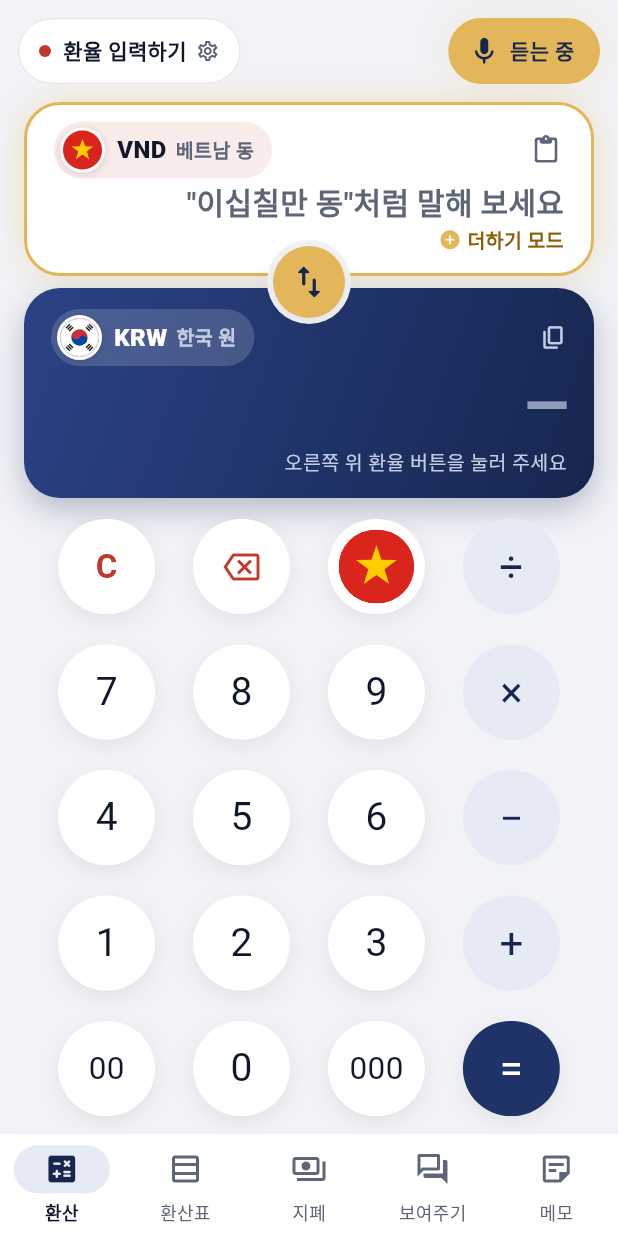
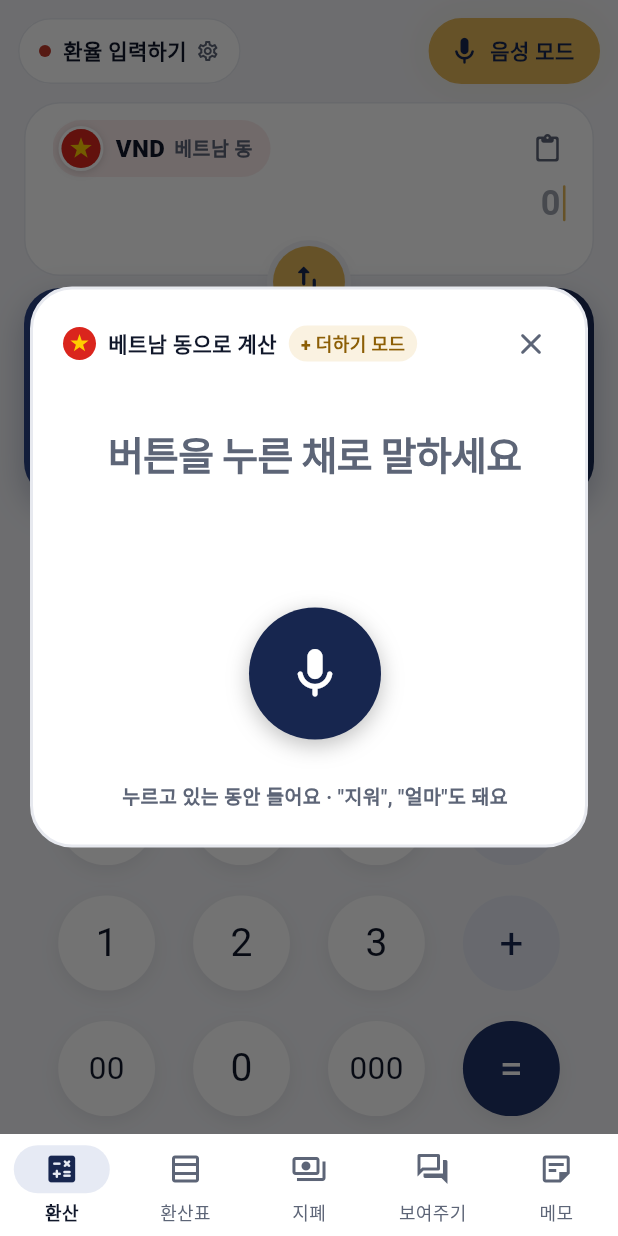
Before and after one commit to hee6635/Currency, a Flutter app: the screen it shows after launch, after a tap on "말로 입력", on a phone screen of 412 x 824 dp. Run offline on Flutter 3.47's test engine with Material 3 defaults, Android fonts, the phone set to English and light mode, and no system bars; our stand-ins replace shared_preferences, speech_to_text; network calls fail.

Commit message:
음성 입력을 무전기 방식으로 (시안)
- "말로 입력"을 누르면 음성 모드 창이 열려 있고, 큰 버튼을 누르고 있는 동안만 듣는다.
  손을 떼면 바로 반영하고 창에 크게 표시 ("50,000", "+ 25,000")
- 음성인식이 실제로 준비되면 진동 + "말하세요" 안내 (첫 글자 잘림 방지)
- 창에 지금까지의 식, 합계, 원화 금액, 더하기 모드 표시. X나 바깥을 누르면 닫힘
- 손을 뗀 뒤 마지막 인식 결과를 최대 1.2초 기다렸다 반영
- 3초 뒤 사라지던 확인 창은 음성 모드 창으로 대체

Co-Authored-By: Claude Opus 5.5 <noreply@anthropic.com>
Claude-Session: https://claude.ai/code/session_01BF3QGQfAiwtZXxjRey9N4Z

```diff
--- a/flutter_app/lib/core/voice.dart
+++ b/flutter_app/lib/core/voice.dart
@@ -7,6 +7,7 @@ class VoiceInput {
   final _stt = SpeechToText();
   bool _ready = false;
   void Function()? _onDone;
+  void Function()? _onReady;
   void Function(String)? _onError;
 
   bool get isListening => _stt.isListening;
@@ -16,8 +17,10 @@ class VoiceInput {
     required void Function(String text, bool isFinal) onText,
     required void Function() onDone,
     required void Function(String message) onError,
+    void Function()? onReady,
   }) async {
     _onDone = onDone;
+    _onReady = onReady;
     _onError = onError;
     if (!_ready) {
       try {
@@ -30,8 +33,9 @@ class VoiceInput {
     await _stt.listen(
       listenOptions: SpeechListenOptions(
         localeId: 'ko_KR',
-        listenFor: const Duration(seconds: 12),
-        pauseFor: const Duration(seconds: 2),
+        // 무전기 방식: 버튼을 떼면 멈추므로 넉넉하게
+        listenFor: const Duration(seconds: 60),
+        pauseFor: const Duration(seconds: 30),
         partialResults: true,
         cancelOnError: true,
         listenMode: ListenMode.dictation,
@@ -45,6 +49,7 @@ class VoiceInput {
   Future<void> stop() => _stt.stop();
 
   void _status(String status) {
+    if (status == SpeechToText.listeningStatus) _onReady?.call();
     if (status == SpeechToText.doneStatus ||
         status == SpeechToText.notListeningStatus) {
       _onDone?.call();
--- a/flutter_app/lib/state/app_state.dart
+++ b/flutter_app/lib/state/app_state.dart
@@ -2,6 +2,7 @@ import 'dart:async';
 import 'dart:convert';
 
 import 'package:flutter/foundation.dart';
+import 'package:flutter/services.dart';
 import 'package:shared_preferences/shared_preferences.dart';
 
 import '../core/money.dart';
@@ -146,47 +147,97 @@ class AppState extends ChangeNotifier {
   // ---- 음성 입력 ----
 
   VoiceInput? _voice;
+
+  /// 음성 모드(네모 창)가 열려 있는지
+  bool voiceMode = false;
+
+  /// 버튼을 누르고 있는 동안 true
   bool listening = false;
+
+  /// 음성인식이 실제로 듣기 시작했는지 (이때 진동, "말하세요")
+  bool voiceReady = false;
   String heard = '';
+  bool _released = false;
+  bool _applied = false;
+  Timer? _releaseTimer;
+  void Function()? _finish;
 
-  /// 마이크 버튼: 듣는 중이면 멈추고, 아니면 듣기 시작.
-  /// 끝나면 말한 금액을 입력하고, "원"/"동"이라고 했으면 방향도 맞춘다.
-  /// 알려줄 말(오류, 못 알아들음)은 [onMessage]로.
-  Future<void> toggleVoice(void Function(String) onMessage) async {
+  void openVoice() {
+    voiceMode = true;
+    notice = null;
+    notifyListeners();
+  }
+
+  void closeVoice() {
+    if (listening) releaseTalk();
+    voiceMode = false;
+    notifyListeners();
+  }
+
+  /// 무전기 방식: 누르는 순간 듣기 시작
+  Future<void> pressTalk(void Function(String) onMessage) async {
+    if (listening) return;
     final voice = _voice ??= VoiceInput();
-    if (listening) {
-      await voice.stop();
-      return;
-    }
     listening = true;
+    voiceReady = false;
     heard = '';
+    _released = false;
+    _applied = false;
     notifyListeners();
-    var applied = false;
+
     void finish() {
-      if (!listening) return;
+      if (_applied) return;
+      _applied = true;
+      _releaseTimer?.cancel();
       listening = false;
-      if (!applied && heard.isNotEmpty) {
-        applied = true;
+      voiceReady = false;
+      if (heard.isNotEmpty) {
         final msg = applyHeard(heard);
         if (msg != null) onMessage(msg);
       }
       notifyListeners();
     }
 
+    _finish = finish;
     final err = await voice.start(
+      onReady: () {
+        voiceReady = true;
+        HapticFeedback.mediumImpact();
+        notifyListeners();
+      },
       onText: (text, isFinal) {
         heard = text;
         notifyListeners();
-        if (isFinal) finish();
+        if (isFinal && _released) finish();
       },
+      // 손을 떼기 전에 음성인식이 스스로 끝나면(오래 조용함) 그때까지 들은 것 반영
       onDone: finish,
-      onError: onMessage,
+      onError: (m) {
+        onMessage(m);
+        finish();
+      },
     );
     if (err != null) {
       listening = false;
+      _applied = true;
       notifyListeners();
       onMessage(err);
+    } else if (_released) {
+      // 시작이 끝나기 전에 이미 손을 뗀 경우
+      await voice.stop();
     }
+  }
+
+  /// 손을 떼면 멈추고, 마지막 인식 결과를 잠깐(최대 1.2초) 기다렸다 반영
+  void releaseTalk() {
+    if (!listening || _released) return;
+    _released = true;
+    _voice?.stop();
+    _releaseTimer?.cancel();
+    _releaseTimer = Timer(
+      const Duration(milliseconds: 1200),
+      () => _finish?.call(),
+    );
   }
 
   /// 말로 한 문장을 금액으로 넣기. 금액이 없으면 false.
@@ -201,20 +252,16 @@ class AppState extends ChangeNotifier {
     return step.message;
   }
 
-  // ---- 말한 내용 확인 화면 (3초 동안 크게) ----
+  // ---- 음성 모드 창에 크게 보여줄 마지막 내용 ----
 
   VoiceNotice? notice;
-  Timer? _noticeTimer;
   int _noticeId = 0;
 
   void _showNotice(String headline) {
     notice = VoiceNotice(++_noticeId, headline);
-    _noticeTimer?.cancel();
-    _noticeTimer = Timer(const Duration(seconds: 3), dismissNotice);
   }
 
   void dismissNotice() {
-    _noticeTimer?.cancel();
     if (notice == null) return;
     notice = null;
     notifyListeners();
--- a/flutter_app/lib/ui/convert_page.dart
+++ b/flutter_app/lib/ui/convert_page.dart
@@ -4,6 +4,7 @@ import 'package:flutter/material.dart';
 import 'package:flutter/services.dart';
 
 import '../core/money.dart';
+import '../state/app_state.dart';
 import 'common.dart';
 import 'motion.dart';
 import 'rate_sheet.dart';
@@ -18,7 +19,8 @@ class ConvertPage extends StatelessWidget {
       children: [
         _convertBody(),
         // 말로 입력한 뒤 3초 동안 크게 보여주는 확인 화면
-        const Positioned.fill(child: _VoiceNoticeOverlay()),
+        // 음성 모드: 네모 창이 떠 있고, 버튼을 누르고 있는 동안만 듣는다
+        const Positioned.fill(child: _VoicePanel()),
       ],
     );
   }
@@ -304,21 +306,21 @@ class _MicButtonState extends State<_MicButton>
   Widget build(BuildContext context) {
     final s = AppScope.of(context);
     final p = context.palette;
-    if (s.listening && !_pulse.isAnimating) {
+    if (s.voiceMode && !_pulse.isAnimating) {
       _pulse.repeat(reverse: true);
-    } else if (!s.listening && _pulse.isAnimating) {
+    } else if (!s.voiceMode && _pulse.isAnimating) {
       _pulse.stop();
       _pulse.value = 0;
     }
     return Semantics(
       button: true,
-      label: s.listening ? '음성 입력 멈추기' : '말로 금액 입력하기',
+      label: s.voiceMode ? '음성 입력 멈추기' : '말로 금액 입력하기',
       excludeSemantics: true,
       child: GestureDetector(
         behavior: HitTestBehavior.opaque,
         onTap: () {
           HapticFeedback.mediumImpact();
-          s.toggleVoice((m) => toast(context, m));
+          s.voiceMode ? s.closeVoice() : s.openVoice();
         },
         child: AnimatedBuilder(
           animation: _pulse,
@@ -329,10 +331,10 @@ class _MicButtonState extends State<_MicButton>
               height: 44,
               padding: const EdgeInsets.fromLTRB(12, 0, 16, 0),
               decoration: BoxDecoration(
-                color: s.listening ? p.gold : p.surface,
+                color: s.voiceMode ? p.gold : p.surface,
                 borderRadius: BorderRadius.circular(999),
-                border: Border.all(color: s.listening ? p.gold : p.line),
-                boxShadow: s.listening
+                border: Border.all(color: s.voiceMode ? p.gold : p.line),
+                boxShadow: s.voiceMode
                     ? [
                         // 듣는 중: 둘레가 숨 쉬듯 퍼진다
                         BoxShadow(
@@ -347,17 +349,17 @@ class _MicButtonState extends State<_MicButton>
                 mainAxisSize: MainAxisSize.min,
                 children: [
                   Icon(
-                    s.listening ? Icons.mic_rounded : Icons.mic_none_rounded,
+                    s.voiceMode ? Icons.mic_rounded : Icons.mic_none_rounded,
                     size: 22,
-                    color: s.listening ? p.navy : p.ink,
+                    color: s.voiceMode ? p.navy : p.ink,
                   ),
                   const SizedBox(width: 6),
                   Text(
-                    s.listening ? '듣는 중' : '말로 입력',
+                    s.voiceMode ? '음성 모드' : '말로 입력',
                     style: TextStyle(
                       fontSize: 14,
                       fontWeight: FontWeight.w700,
-                      color: s.listening ? p.navy : p.ink,
+                      color: s.voiceMode ? p.navy : p.ink,
                     ),
                   ),
                 ],
@@ -370,111 +372,171 @@ class _MicButtonState extends State<_MicButton>
   }
 }
 
-/// 말로 입력한 내용을 화면 가운데에 크게 띄웠다가, 3초 뒤 입력 카드 쪽으로
-/// 작아지며 사라진다. 누르면 바로 닫힌다.
-class _VoiceNoticeOverlay extends StatelessWidget {
-  const _VoiceNoticeOverlay();
+/// 음성 모드 창 (무전기 방식).
+/// 가운데 네모 창에 지금까지의 식과 합계가 크게 보이고,
+/// 아래 큰 버튼을 누르고 있는 동안만 듣는다. 떼면 반영.
+class _VoicePanel extends StatelessWidget {
+  const _VoicePanel();
 
   @override
   Widget build(BuildContext context) {
     final s = AppScope.of(context);
     final p = context.palette;
-    final n = s.notice;
-    final total = s.inputValue;
-    final r = s.resultValue;
-    final summary = n == null
-        ? ''
-        : [
-            if (s.expr.isNotEmpty &&
-                operators.contains(s.expr[s.expr.length - 1]))
-              '${prettyExpr(s.expr)} …'
-            else if (hasOperator(s.expr))
-              '${prettyExpr(s.expr)} = ${total == null ? '—' : fmt(total)}${s.from.unit}'
-            else if (s.expr.isNotEmpty)
-              '${prettyExpr(s.expr)}${s.from.unit}',
-            if (r != null && s.expr.isNotEmpty)
-              '≈ ${fmt(r)}${s.from.other.unit}',
-          ].join('\n');
-
+    final open = s.voiceMode;
     return IgnorePointer(
-      ignoring: n == null,
+      ignoring: !open,
+      child: AnimatedOpacity(
+        duration: const Duration(milliseconds: 200),
+        opacity: open ? 1 : 0,
         child: GestureDetector(
           behavior: HitTestBehavior.opaque,
-        onTap: s.dismissNotice,
-        child: AnimatedContainer(
-          duration: const Duration(milliseconds: 250),
-          color: Colors.black.withValues(alpha: n == null ? 0 : 0.45),
+          onTap: s.closeVoice, // 바깥 누르면 닫힘
+          child: Container(
+            color: Colors.black.withValues(alpha: 0.55),
             alignment: Alignment.center,
-          child: AnimatedSwitcher(
-            duration: const Duration(milliseconds: 380),
-            reverseDuration: const Duration(milliseconds: 420),
-            transitionBuilder: (child, a) {
-              final entering = child.key == ValueKey(n?.id);
-              if (entering) {
-                // 확대되듯 튀어나옴
-                return FadeTransition(
-                  opacity: a,
-                  child: ScaleTransition(
-                    scale: Tween(
-                      begin: 0.55,
-                      end: 1.0,
-                    ).chain(CurveTween(curve: Curves.easeOutBack)).animate(a),
-                    child: child,
+            padding: const EdgeInsets.symmetric(horizontal: 20),
+            child: AnimatedScale(
+              duration: const Duration(milliseconds: 260),
+              curve: Curves.easeOutBack,
+              scale: open ? 1 : 0.85,
+              child: GestureDetector(
+                onTap: () {}, // 창 안쪽은 닫히지 않게
+                child: _panelCard(context, s, p),
+              ),
+            ),
+          ),
+        ),
       ),
     );
   }
-              // 입력 카드 쪽(위)으로 작아지며 들어감
-              return FadeTransition(
-                opacity: a,
-                child: SlideTransition(
-                  position: Tween(
-                    begin: const Offset(0, -1.6),
-                    end: Offset.zero,
-                  ).chain(CurveTween(curve: Curves.easeInCubic)).animate(a),
-                  child: ScaleTransition(
-                    scale: Tween(begin: 0.3, end: 1.0).animate(a),
-                    child: child,
-                  ),
-                ),
-              );
-            },
-            child: n == null
-                ? const SizedBox.shrink(key: ValueKey('none'))
-                : Container(
-                    key: ValueKey(n.id),
-                    margin: const EdgeInsets.symmetric(horizontal: 24),
-                    padding: const EdgeInsets.fromLTRB(28, 24, 28, 22),
+
+  Widget _panelCard(BuildContext context, AppState s, Palette p) {
+    final total = s.inputValue;
+    final r = s.resultValue;
+    final endsWithOp =
+        s.expr.isNotEmpty && operators.contains(s.expr[s.expr.length - 1]);
+    final exprLine = s.expr.isEmpty
+        ? ''
+        : endsWithOp
+        ? '${prettyExpr(s.expr)} …'
+        : hasOperator(s.expr)
+        ? '${prettyExpr(s.expr)} = ${total == null ? '—' : fmt(total)}${s.from.unit}'
+        : '${prettyExpr(s.expr)}${s.from.unit}';
+
+    // 가운데 큰 글자: 듣는 중이면 들리는 말, 아니면 마지막으로 반영한 내용
+    final String big;
+    final bool bigMuted;
+    if (s.listening) {
+      big = s.heard.isNotEmpty
+          ? '${s.heard}…'
+          : (s.voiceReady ? '말하세요' : '준비 중…');
+      bigMuted = s.heard.isEmpty;
+    } else if (s.notice != null) {
+      big = s.notice!.headline;
+      bigMuted = false;
+    } else {
+      big = '버튼을 누른 채로 말하세요';
+      bigMuted = true;
+    }
+
+    return Container(
+      constraints: const BoxConstraints(maxWidth: 440),
+      padding: const EdgeInsets.fromLTRB(20, 12, 12, 22),
       decoration: BoxDecoration(
         color: p.surface,
         borderRadius: BorderRadius.circular(28),
-                      border: Border.all(color: p.gold, width: 2),
+        border: Border.all(color: s.listening ? p.gold : p.line, width: 2),
         boxShadow: [
-                        BoxShadow(
-                          color: p.gold.withValues(alpha: 0.35),
-                          blurRadius: 30,
-                        ),
+          if (s.listening)
+            BoxShadow(color: p.gold.withValues(alpha: 0.35), blurRadius: 30),
         ],
       ),
       child: Column(
         mainAxisSize: MainAxisSize.min,
         children: [
-                        FittedBox(
+          Row(
+            children: [
+              FlagIcon(s.from, size: 22),
+              const SizedBox(width: 8),
+              Text(
+                '${s.from.name}으로 계산',
+                style: TextStyle(
+                  fontSize: 14,
+                  fontWeight: FontWeight.w700,
+                  color: p.ink,
+                ),
+              ),
+              const SizedBox(width: 8),
+              if (s.addMode)
+                Container(
+                  padding: const EdgeInsets.symmetric(
+                    horizontal: 8,
+                    vertical: 3,
+                  ),
+                  decoration: BoxDecoration(
+                    color: p.gold.withValues(alpha: 0.18),
+                    borderRadius: BorderRadius.circular(999),
+                  ),
+                  child: Text(
+                    '+ 더하기 모드',
+                    style: TextStyle(
+                      fontSize: 12,
+                      fontWeight: FontWeight.w800,
+                      color: p.goldText,
+                    ),
+                  ),
+                ),
+              const Spacer(),
+              IconButton(
+                tooltip: '닫기',
+                onPressed: s.closeVoice,
+                icon: Icon(Icons.close_rounded, color: p.muted),
+              ),
+            ],
+          ),
+          const SizedBox(height: 14),
+          // 큰 글자: 바뀔 때마다 확대되듯 튀어나온다
+          SizedBox(
+            height: 72,
+            child: Center(
+              child: AnimatedSwitcher(
+                duration: const Duration(milliseconds: 320),
+                transitionBuilder: (child, a) => FadeTransition(
+                  opacity: a,
+                  child: ScaleTransition(
+                    scale: Tween(
+                      begin: 0.6,
+                      end: 1.0,
+                    ).chain(CurveTween(curve: Curves.easeOutBack)).animate(a),
+                    child: child,
+                  ),
+                ),
+                child: FittedBox(
+                  key: ValueKey(
+                    '${s.listening}|${s.listening ? '' : s.notice?.id}',
+                  ),
                   fit: BoxFit.scaleDown,
                   child: Text(
-                            n.headline,
+                    big,
                     style: TextStyle(
-                              fontSize: 54,
+                      fontSize: bigMuted ? 26 : 50,
                       fontWeight: FontWeight.w800,
-                              letterSpacing: -1.5,
-                              color: p.ink,
+                      letterSpacing: bigMuted ? -0.5 : -1.5,
+                      color: bigMuted ? p.muted : p.ink,
                       fontFeatures: tabular,
                     ),
                   ),
                 ),
-                        if (summary.isNotEmpty) ...[
-                          const SizedBox(height: 10),
+              ),
+            ),
+          ),
+          const SizedBox(height: 8),
           Text(
-                            summary,
+            [
+              if (exprLine.isNotEmpty) exprLine,
+              if (r != null && s.expr.isNotEmpty && !endsWithOp)
+                '≈ ${fmt(r)}${s.from.other.unit}',
+            ].join('\n'),
             textAlign: TextAlign.center,
             style: TextStyle(
               fontSize: 15,
@@ -483,11 +545,115 @@ class _VoiceNoticeOverlay extends StatelessWidget {
               fontFeatures: tabular,
             ),
           ),
+          const SizedBox(height: 20),
+          const _TalkButton(),
+          const SizedBox(height: 12),
+          Text(
+            s.listening
+                ? (s.voiceReady ? '듣는 중 · 손을 떼면 입력돼요' : '진동이 오면 말하세요')
+                : '누르고 있는 동안 들어요 · "지워", "얼마"도 돼요',
+            style: TextStyle(
+              fontSize: 13,
+              color: s.listening ? p.goldText : p.muted,
+              fontWeight: FontWeight.w600,
+            ),
+          ),
         ],
+      ),
+    );
+  }
+}
+
+/// 누르고 있는 동안만 듣는 큰 버튼. 듣는 동안 둘레가 숨 쉬듯 퍼진다.
+class _TalkButton extends StatefulWidget {
+  const _TalkButton();
+
+  @override
+  State<_TalkButton> createState() => _TalkButtonState();
+}
+
+class _TalkButtonState extends State<_TalkButton>
+    with SingleTickerProviderStateMixin {
+  late final AnimationController _pulse = AnimationController(
+    vsync: this,
+    duration: const Duration(milliseconds: 900),
+  );
+
+  @override
+  void dispose() {
+    _pulse.dispose();
+    super.dispose();
+  }
+
+  @override
+  Widget build(BuildContext context) {
+    final s = AppScope.of(context);
+    final p = context.palette;
+    if (s.listening && !_pulse.isAnimating) {
+      _pulse.repeat(reverse: true);
+    } else if (!s.listening && _pulse.isAnimating) {
+      _pulse
+        ..stop()
+        ..value = 0;
+    }
+    return Semantics(
+      button: true,
+      label: '누르고 있는 동안 말하기',
+      excludeSemantics: true,
+      child: Listener(
+        onPointerDown: (_) {
+          HapticFeedback.selectionClick();
+          s.pressTalk((m) => toast(context, m));
+        },
+        onPointerUp: (_) => s.releaseTalk(),
+        onPointerCancel: (_) => s.releaseTalk(),
+        child: AnimatedBuilder(
+          animation: _pulse,
+          builder: (context, _) {
+            final t = Curves.easeInOut.transform(_pulse.value);
+            return SizedBox(
+              width: 120,
+              height: 120,
+              child: Stack(
+                alignment: Alignment.center,
+                children: [
+                  if (s.listening)
+                    Container(
+                      width: 92 + 28 * t,
+                      height: 92 + 28 * t,
+                      decoration: BoxDecoration(
+                        shape: BoxShape.circle,
+                        color: p.gold.withValues(alpha: 0.30 * (1 - t) + 0.08),
+                      ),
+                    ),
+                  AnimatedScale(
+                    duration: const Duration(milliseconds: 120),
+                    scale: s.listening ? 0.94 : 1,
+                    child: Container(
+                      width: 88,
+                      height: 88,
+                      decoration: BoxDecoration(
+                        shape: BoxShape.circle,
+                        color: s.listening ? p.gold : p.navy,
+                        boxShadow: [
+                          BoxShadow(
+                            color: Colors.black.withValues(alpha: 0.25),
+                            blurRadius: 12,
+                            offset: const Offset(0, 4),
+                          ),
                         ],
+                      ),
+                      child: Icon(
+                        Icons.mic_rounded,
+                        size: 40,
+                        color: s.listening ? p.navy : Colors.white,
                       ),
                     ),
                   ),
+                ],
+              ),
+            );
+          },
         ),
       ),
     );
```
Lines whose indentation alone changed are shown as unchanged.
